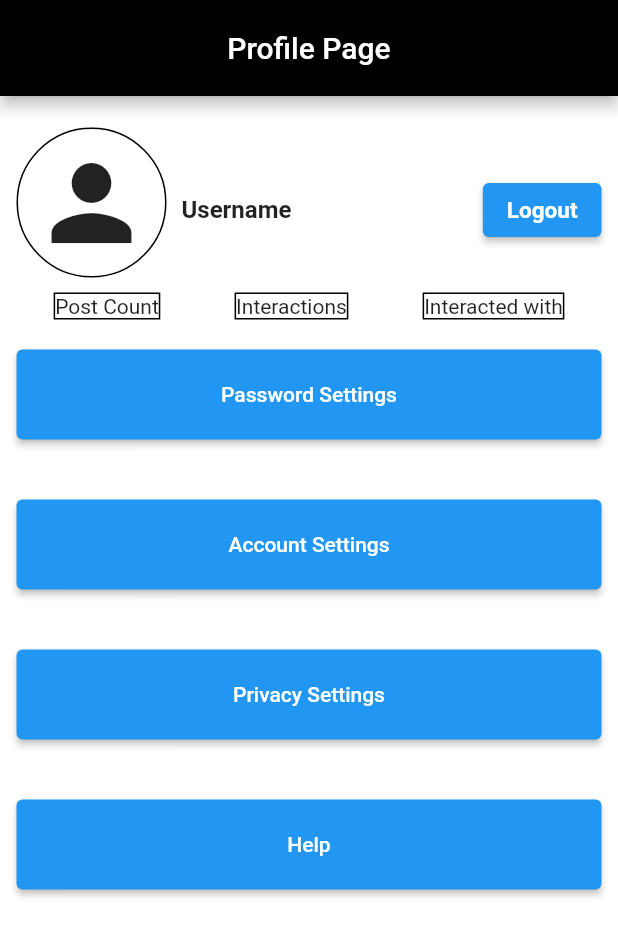
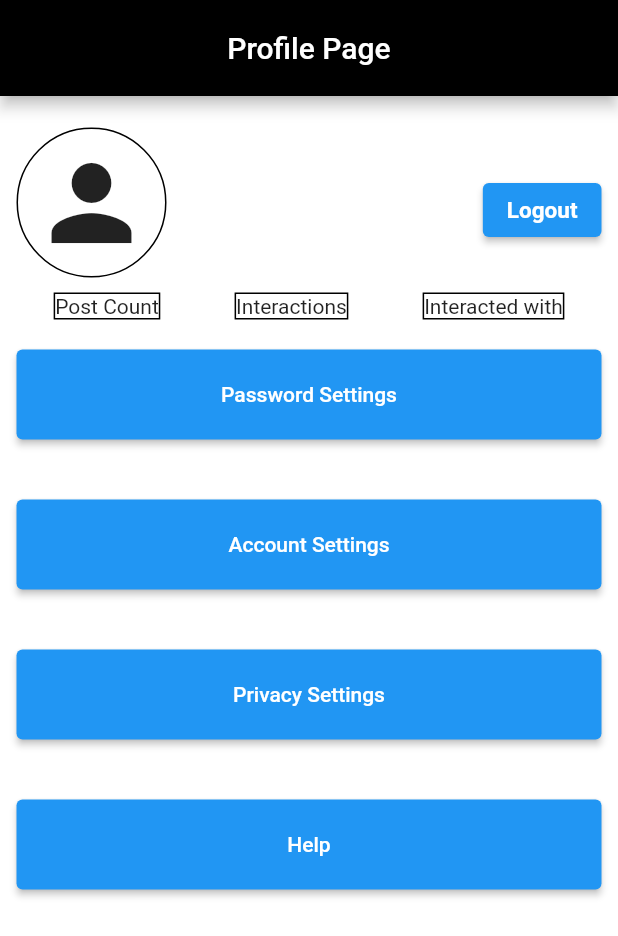
Before and after one commit to Y3-Project/GeoEyeApp, a Flutter app: the ProfileWidget screen opened directly, on a phone screen of 412 x 824 dp. Shown: the top 936 px of the screen. Run offline on Flutter 3.47's test engine with Material 2 defaults, Android fonts, the phone set to English and light mode, and no system bars; our stand-ins replace animated_splash_screen, cloud_firestore, curved_navigation_bar, email_validator, firebase_auth, firebase_core and 3 more; accounts and stored records are empty.

Commit message:
username now displays on the profile page

```diff
--- a/lib/user_pages/profile_widget.dart
+++ b/lib/user_pages/profile_widget.dart
@@ -7,6 +7,8 @@ import 'package:cloud_firestore/cloud_firestore.dart';
 class ProfileWidget extends StatelessWidget {
   static const double SETTINGS_BUTTON_WIDTH = 60;
   static const double SETTINGS_BUTTON_SPACING = 20;
+
+  static String username = '';
 
   const ProfileWidget({Key? key}) : super(key: key);
 
@@ -45,9 +47,10 @@ class ProfileWidget extends StatelessWidget {
         for (QueryDocumentSnapshot<Map<String, dynamic>> doc in docList) {
           username = doc.get('username');
         }
-        return username;
+        return await username;
     }
 
+    getUsername().then((value) => {username = value});
 
     return Scaffold(
       backgroundColor: Colors.white,
@@ -87,7 +90,7 @@ class ProfileWidget extends StatelessWidget {
                             size: 80,
                           ),
                         ),
-                        Text("Username",
+                        Text(username,
                             style: TextStyle(
                                 fontWeight: FontWeight.bold, fontSize: 16)),
                       ],
```
